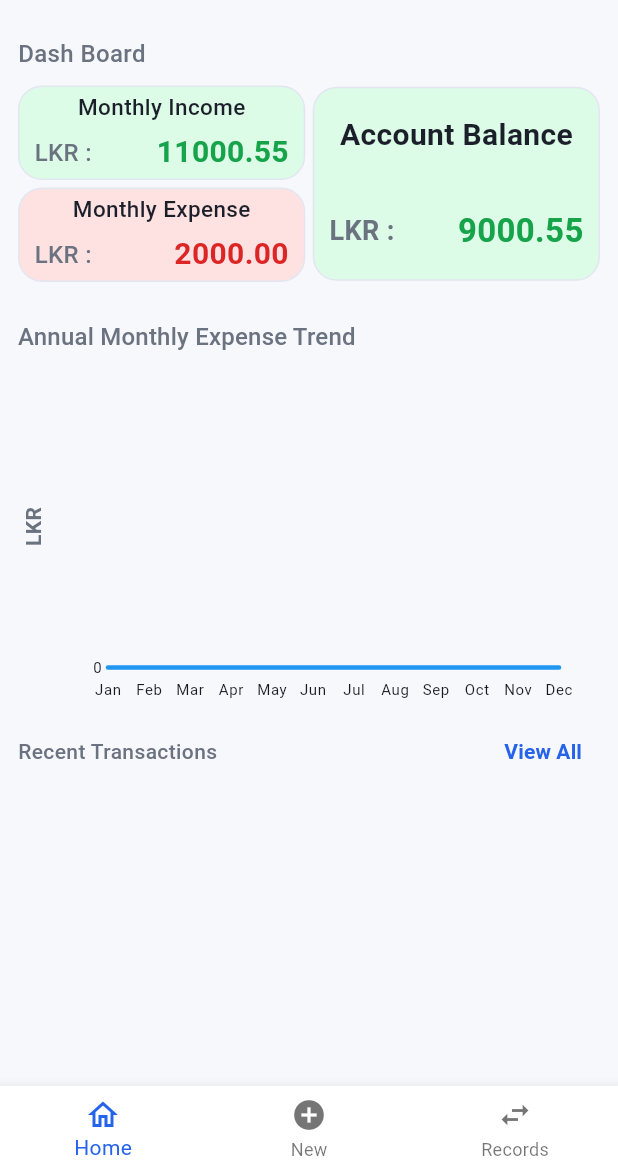
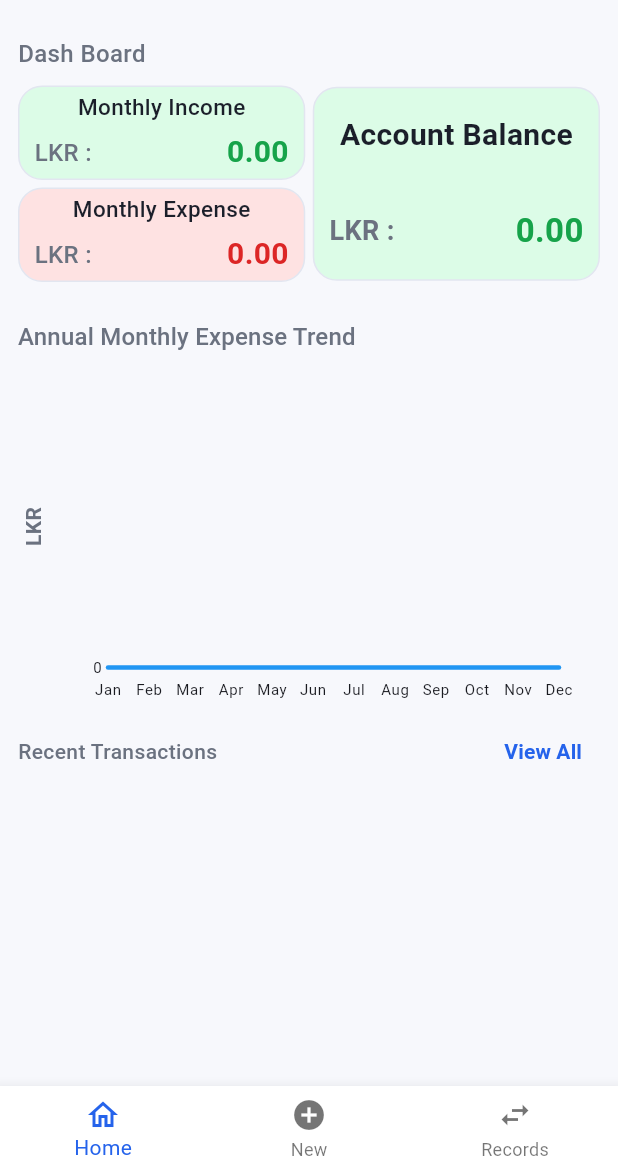
Before and after one commit to Inupa-Maditha/pocket-flow, a Flutter app: the screen it shows once a user with an empty profile is signed in, on a phone screen of 412 x 824 dp, the part 63-1236 px from its top. Run offline on Flutter 3.47's test engine with Material 3 defaults, Android fonts, the phone set to English and light mode, and no system bars; drawn by our look-alikes of fl_chart; our stand-ins replace cloud_firestore, firebase_auth, firebase_core, fluttertoast, google_sign_in; missing offline and left inert: flex_color_picker; accounts and stored records are empty.

Commit message:
feat: calculate dashboard data from Firestore transactions

```diff
--- a/lib/pages/home_page.dart
+++ b/lib/pages/home_page.dart
@@ -68,7 +68,19 @@ class HomePage extends StatelessWidget {
                             ),
                           );
                         }
-                        if (snapshot.hasData) {
+                        if (!snapshot.hasData) {
+                          return Expanded(
+                            child: SizedBox(
+                              child: Center(
+                                child: Text(
+                                  'No Transactions',
+                                  style: TextStyle(color: AppColors.textSecondary),
+                                ),
+                              ),
+                            ),
+                          );
+                        }
+
                         return ListView.builder(
                           itemCount: snapshot.data!.length,
                           physics: NeverScrollableScrollPhysics(),
@@ -81,19 +93,18 @@ class HomePage extends StatelessWidget {
                             final time = DateFormat('HH:mm').format(dateTime);
 
                             return FutureBuilder<CategoryModel?>(
-                                future: CategoryService.getCategoryByID(
-                                  data['categoryId'],
-                                ),
+                              future: CategoryService.getCategoryByID(data['categoryId']),
                               builder: (context, categorySnapshot) {
                                 if (categorySnapshot.connectionState ==
                                     ConnectionState.waiting) {
-                                    return SizedBox.shrink();
+                                  return SizedBox(
+                                    height: 50,
+                                    child: Center(child: CircularProgressIndicator()),
+                                  );
                                 }
-
                                 if (!categorySnapshot.hasData) {
                                   return SizedBox.shrink();
                                 }
-
                                 return RecentTransactionCard(
                                   isIncome: !data['isExpense'],
                                   transactionAmmount: data['transactionAmount'],
@@ -109,17 +120,6 @@ class HomePage extends StatelessWidget {
                               },
                             );
                           },
-                          );
-                        }
-                        return Expanded(
-                          child: SizedBox(
-                            child: Center(
-                              child: Text(
-                                'No Transactions',
-                                style: TextStyle(color: AppColors.textSecondary),
-                              ),
-                            ),
-                          ),
                         );
                       },
                       // ),
--- a/lib/widgets/main_dashboard.dart
+++ b/lib/widgets/main_dashboard.dart
@@ -1,16 +1,62 @@
 import 'package:flutter/material.dart';
 import 'dart:math';
 import 'package:pocket_flow/constants/app_theme.dart';
+import 'package:pocket_flow/services/transaction_service.dart';
 
-class MainDashboard extends StatelessWidget {
+class MainDashboard extends StatefulWidget {
   const MainDashboard({super.key});
 
   @override
+  State<MainDashboard> createState() => _MainDashboardState();
+}
+
+class _MainDashboardState extends State<MainDashboard> {
+  late Future<Map<String, double>> future;
+  double deviceWidth = 0.0;
+  double monthlyIncome = 0.0;
+  double monthlyExpense = 0.0;
+  double accountBalance = 0.0;
+
+  Future<Map<String, double>> getData() async {
+    final now = DateTime.now();
+    final allTransactionList = await TransactionService.getAllTransaction()!.first;
+    final monthlyTransactionList = await TransactionService.getTransactionByDateRange(
+      DateTime(now.year, now.month, 1, 0, 0, 0),
+      now,
+    ).first;
+
+    for (var element in allTransactionList) {
+      if (element.isExpense) {
+        accountBalance -= element.transactionAmount;
+      }
+      if (!element.isExpense) {
+        accountBalance += element.transactionAmount;
+      }
+    }
+    for (var element in monthlyTransactionList) {
+      if (element.isExpense) {
+        monthlyExpense += element.transactionAmount;
+      }
+      if (!element.isExpense) {
+        monthlyIncome += element.transactionAmount;
+      }
+    }
+    return {
+      'accountBalance': accountBalance,
+      'monthlyIncome': monthlyIncome,
+      'monthlyExpence': monthlyExpense,
+    };
+  }
+
+  @override
+  void initState() {
+    super.initState();
+    future = getData();
+  }
+
+  @override
   Widget build(BuildContext context) {
-    double deviceWidth = max(0.0, MediaQuery.sizeOf(context).width - 24);
-    double monthlyIncome = 11000.55;
-    double monthlyExpense = 2000;
-    double accountBalance = monthlyIncome - monthlyExpense;
+    deviceWidth = max(0.0, MediaQuery.sizeOf(context).width - 24);
     return Column(
       crossAxisAlignment: CrossAxisAlignment.start,
       children: [
@@ -25,7 +71,16 @@ class MainDashboard extends StatelessWidget {
             ),
           ),
         ),
-        Row(
+        FutureBuilder(
+          future: future,
+          builder: (BuildContext context, AsyncSnapshot snapshot) {
+            if (snapshot.connectionState == ConnectionState.waiting) {
+              return Center(child: CircularProgressIndicator());
+            }
+            if (!snapshot.hasData || snapshot.hasError) {
+              return Center(child: Text('No Data Available'));
+            }
+            return Row(
               mainAxisAlignment: MainAxisAlignment.spaceBetween,
               children: [
                 Column(
@@ -66,7 +121,8 @@ class MainDashboard extends StatelessWidget {
                                 FittedBox(
                                   fit: BoxFit.scaleDown,
                                   child: Text(
-                                monthlyIncome.toStringAsFixed(2),
+                                    (snapshot.data['monthlyIncome'] as double)
+                                        .toStringAsFixed(2),
                                     style: TextStyle(
                                       color: AppColors.income,
                                       fontWeight: FontWeight.bold,
@@ -116,7 +172,8 @@ class MainDashboard extends StatelessWidget {
                                 FittedBox(
                                   fit: BoxFit.scaleDown,
                                   child: Text(
-                                monthlyExpense.toStringAsFixed(2),
+                                    (snapshot.data['monthlyExpence'] as double)
+                                        .toStringAsFixed(2),
                                     style: TextStyle(
                                       color: AppColors.expense,
                                       fontWeight: FontWeight.bold,
@@ -171,7 +228,8 @@ class MainDashboard extends StatelessWidget {
                                 FittedBox(
                                   fit: BoxFit.scaleDown,
                                   child: Text(
-                                accountBalance.toStringAsFixed(2),
+                                    (snapshot.data['accountBalance'] as double)
+                                        .toStringAsFixed(2),
                                     style: TextStyle(
                                       color: (accountBalance >= 0)
                                           ? AppColors.income
@@ -190,6 +248,8 @@ class MainDashboard extends StatelessWidget {
                   ],
                 ),
               ],
+            );
+          },
         ),
       ],
     );
```
Lines whose indentation alone changed are shown as unchanged.
